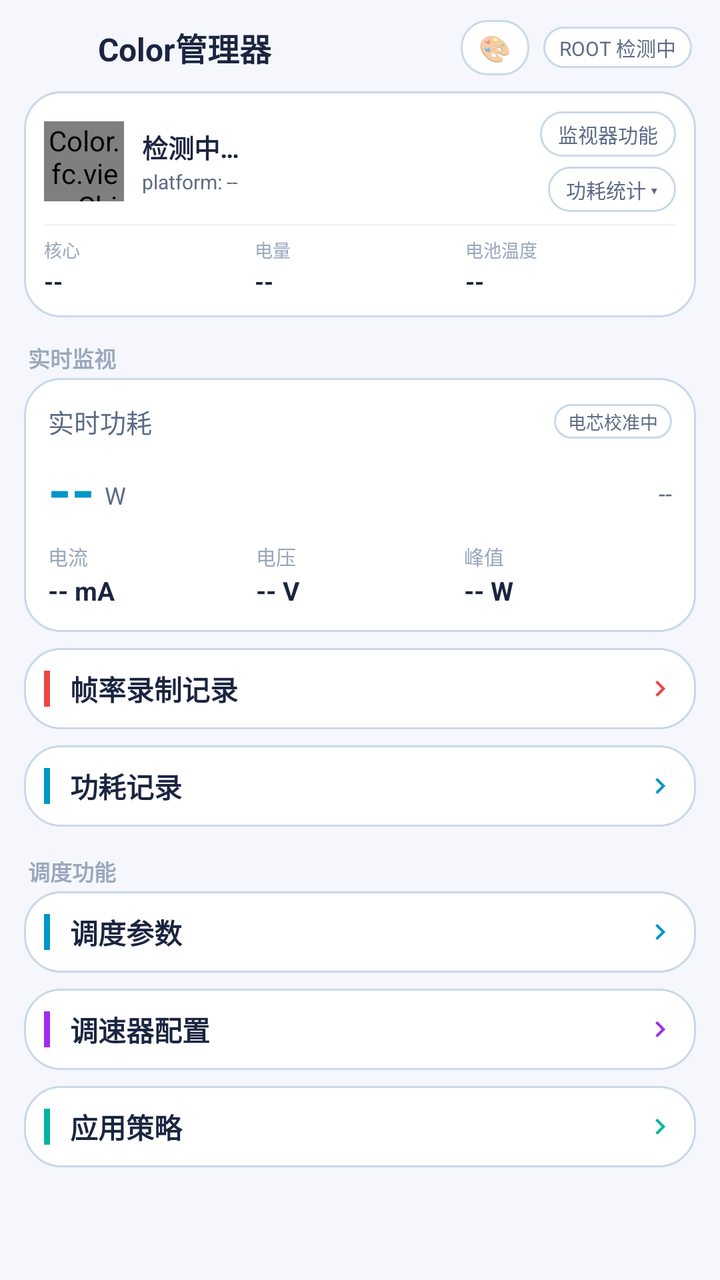
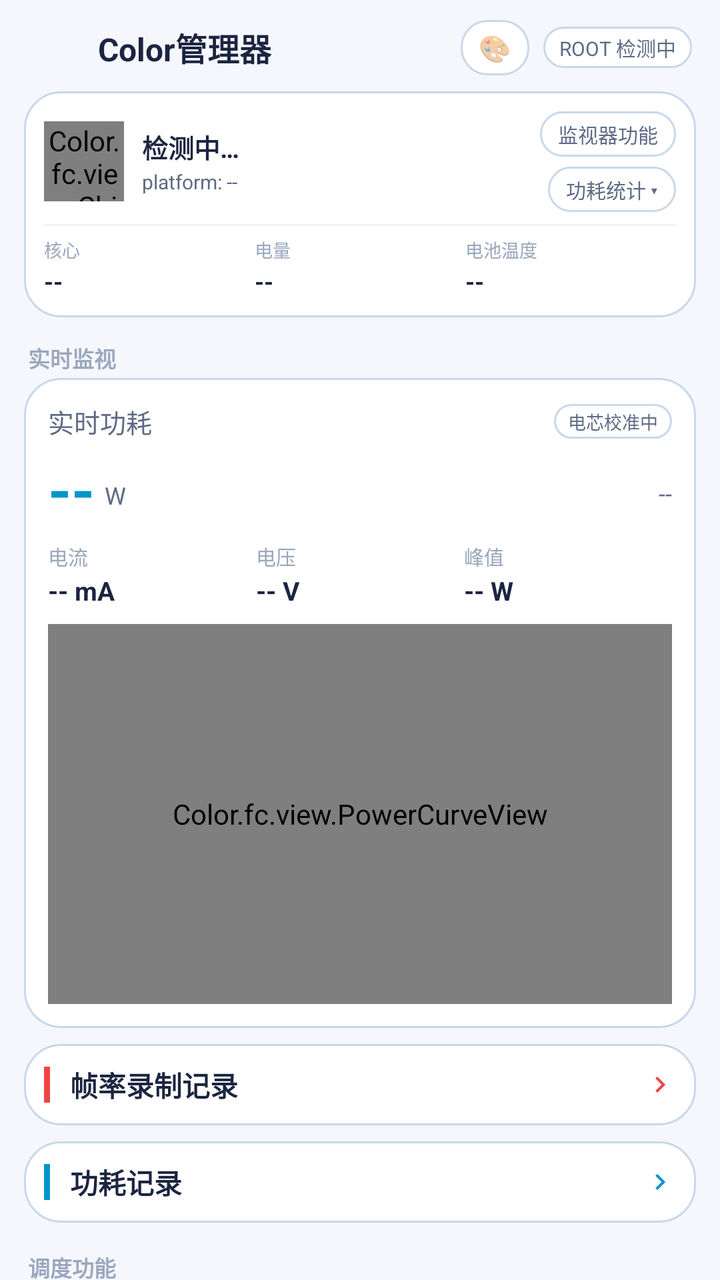

An Android layout rendered at two revisions. The XML below is the earlier revision; the diff shows what the commit changed to produce the second picture.
<!-- AndroidManifest.xml: application theme AppTheme -->
<!-- res/layout/activity_main.xml -->
<?xml version="1.0" encoding="utf-8"?>
<LinearLayout xmlns:android="http://schemas.android.com/apk/res/android"
    android:layout_width="match_parent"
    android:layout_height="match_parent"
    android:orientation="vertical">

    
    <LinearLayout
        android:layout_width="match_parent"
        android:layout_height="wrap_content"
        android:orientation="horizontal"
        android:gravity="center_vertical"
        android:paddingStart="14dp"
        android:paddingEnd="14dp"
        android:paddingTop="10dp"
        android:paddingBottom="8dp">

        <ImageView
            android:layout_width="26dp"
            android:layout_height="26dp"
            android:src="@mipmap/ic_launcher"
            android:contentDescription="@string/app_name" />

        <TextView
            android:layout_width="0dp"
            android:layout_height="wrap_content"
            android:layout_weight="1"
            android:layout_marginStart="9dp"
            android:text="@string/app_name"
            android:textColor="@color/textPrimary"
            android:textSize="16sp"
            android:textStyle="bold" />

        
        <TextView
            android:id="@+id/menuTheme"
            android:layout_width="wrap_content"
            android:layout_height="wrap_content"
            android:layout_marginEnd="7dp"
            android:background="@drawable/bg_tab"
            android:paddingStart="9dp"
            android:paddingEnd="9dp"
            android:paddingTop="5dp"
            android:paddingBottom="5dp"
            android:text="🎨"
            android:textSize="13sp"
            android:contentDescription="主题设置" />

        <TextView
            android:id="@+id/rootBadge"
            android:layout_width="wrap_content"
            android:layout_height="wrap_content"
            android:background="@drawable/bg_tab"
            android:paddingStart="8dp"
            android:paddingEnd="8dp"
            android:paddingTop="3dp"
            android:paddingBottom="3dp"
            android:text="ROOT 检测中"
            android:textColor="@color/textSecondary"
            android:textSize="10sp" />
    </LinearLayout>

    <ScrollView
        android:layout_width="match_parent"
        android:layout_height="0dp"
        android:layout_weight="1"
        android:scrollbars="none"
        android:fillViewport="true">

        <LinearLayout
            android:layout_width="match_parent"
            android:layout_height="wrap_content"
            android:orientation="vertical"
            android:paddingStart="12dp"
            android:paddingEnd="12dp"
            android:paddingBottom="20dp">

            
            <LinearLayout
                android:id="@+id/socCard"
                android:layout_width="match_parent"
                android:layout_height="wrap_content"
                android:orientation="vertical"
                android:background="@drawable/bg_card"
                android:padding="10dp">

                <LinearLayout
                    android:layout_width="match_parent"
                    android:layout_height="wrap_content"
                    android:orientation="horizontal"
                    android:gravity="center_vertical">

                    <Color.fc.view.ChipView
                        android:id="@+id/chipView"
                        android:layout_width="40dp"
                        android:layout_height="40dp" />

                    <LinearLayout
                        android:layout_width="0dp"
                        android:layout_height="wrap_content"
                        android:layout_weight="1"
                        android:layout_marginStart="9dp"
                        android:orientation="vertical">

                        <TextView
                            android:id="@+id/socMarketing"
                            android:layout_width="wrap_content"
                            android:layout_height="wrap_content"
                            android:text="检测中…"
                            android:textColor="@color/textPrimary"
                            android:textSize="13sp"
                            android:textStyle="bold" />

                        <TextView
                            android:id="@+id/socPlatform"
                            android:layout_width="wrap_content"
                            android:layout_height="wrap_content"
                            android:layout_marginTop="1dp"
                            android:text="platform: --"
                            android:textColor="@color/textSecondary"
                            android:textSize="10sp" />
                    </LinearLayout>

                    
                    <LinearLayout
                        android:layout_width="wrap_content"
                        android:layout_height="wrap_content"
                        android:layout_marginStart="8dp"
                        android:orientation="vertical"
                        android:gravity="center_horizontal|end">

                        <TextView
                            android:id="@+id/monitorToggle"
                            android:layout_width="wrap_content"
                            android:layout_height="wrap_content"
                            android:background="@drawable/bg_tab"
                            android:paddingStart="9dp"
                            android:paddingEnd="9dp"
                            android:paddingTop="4dp"
                            android:paddingBottom="4dp"
                            android:text="监视器功能"
                            android:textColor="@color/textSecondary"
                            android:textSize="10sp" />

                        <TextView
                            android:id="@+id/histToggle"
                            android:layout_width="wrap_content"
                            android:layout_height="wrap_content"
                            android:layout_marginTop="5dp"
                            android:background="@drawable/bg_tab"
                            android:paddingStart="9dp"
                            android:paddingEnd="9dp"
                            android:paddingTop="4dp"
                            android:paddingBottom="4dp"
                            android:text="功耗统计 ▾"
                            android:textColor="@color/textSecondary"
                            android:textSize="10sp" />
                    </LinearLayout>
                </LinearLayout>

                
                <LinearLayout
                    android:id="@+id/powerHistBox"
                    android:layout_width="match_parent"
                    android:layout_height="wrap_content"
                    android:layout_marginTop="8dp"
                    android:orientation="vertical"
                    android:visibility="gone">

                    <TextView
                        android:id="@+id/histHint"
                        android:layout_width="wrap_content"
                        android:layout_height="wrap_content"
                        android:text="读取中…"
                        android:textColor="@color/textSecondary"
                        android:textSize="10sp" />

                    <Color.fc.view.SparkView
                        android:id="@+id/histSpark"
                        android:layout_width="match_parent"
                        android:layout_height="54dp"
                        android:layout_marginTop="4dp" />

                    <TextView
                        android:layout_width="wrap_content"
                        android:layout_height="wrap_content"
                        android:layout_marginTop="2dp"
                        android:text="点击查看详细记录 ▸"
                        android:textColor="@color/textDim"
                        android:textSize="9sp" />
                </LinearLayout>

                <LinearLayout
                    android:layout_width="match_parent"
                    android:layout_height="1dp"
                    android:layout_marginTop="6dp"
                    android:layout_marginBottom="5dp"
                    android:background="@color/divider" />

                <LinearLayout
                    android:layout_width="match_parent"
                    android:layout_height="wrap_content"
                    android:orientation="horizontal">

                    <LinearLayout
                        android:layout_width="0dp"
                        android:layout_height="wrap_content"
                        android:layout_weight="1"
                        android:orientation="vertical">

                        <TextView
                            android:layout_width="wrap_content"
                            android:layout_height="wrap_content"
                            android:text="核心"
                            android:textColor="@color/textDim"
                            android:textSize="9sp" />

                        <TextView
                            android:id="@+id/cpuCount"
                            android:layout_width="wrap_content"
                            android:layout_height="wrap_content"
                            android:layout_marginTop="1dp"
                            android:text="--"
                            android:textColor="@color/textPrimary"
                            android:textSize="12sp"
                            android:textStyle="bold" />
                    </LinearLayout>

                    <LinearLayout
                        android:layout_width="0dp"
                        android:layout_height="wrap_content"
                        android:layout_weight="1"
                        android:orientation="vertical">

                        <TextView
                            android:layout_width="wrap_content"
                            android:layout_height="wrap_content"
                            android:text="电量"
                            android:textColor="@color/textDim"
                            android:textSize="9sp" />

                        <TextView
                            android:id="@+id/batteryLevel"
                            android:layout_width="wrap_content"
                            android:layout_height="wrap_content"
                            android:layout_marginTop="1dp"
                            android:text="--"
                            android:textColor="@color/textPrimary"
                            android:textSize="12sp"
                            android:textStyle="bold" />
                    </LinearLayout>

                    <LinearLayout
                        android:layout_width="0dp"
                        android:layout_height="wrap_content"
                        android:layout_weight="1"
                        android:orientation="vertical">

                        <TextView
                            android:layout_width="wrap_content"
                            android:layout_height="wrap_content"
                            android:text="电池温度"
                            android:textColor="@color/textDim"
                            android:textSize="9sp" />

                        <TextView
                            android:id="@+id/batteryTemp"
                            android:layout_width="wrap_content"
                            android:layout_height="wrap_content"
                            android:layout_marginTop="1dp"
                            android:text="--"
                            android:textColor="@color/textPrimary"
                            android:textSize="12sp"
                            android:textStyle="bold" />
                    </LinearLayout>
                </LinearLayout>
            </LinearLayout>

            
            <TextView
                android:layout_width="wrap_content"
                android:layout_height="wrap_content"
                android:layout_marginStart="2dp"
                android:layout_marginTop="12dp"
                android:layout_marginBottom="2dp"
                android:text="实时监视"
                android:textColor="@color/textDim"
                android:textSize="11sp"
                android:textStyle="bold" />

            
            <LinearLayout
                android:layout_width="match_parent"
                android:layout_height="wrap_content"
                android:orientation="vertical"
                android:background="@drawable/bg_card"
                android:padding="12dp">

                <LinearLayout
                    android:layout_width="match_parent"
                    android:layout_height="wrap_content"
                    android:orientation="horizontal"
                    android:gravity="center_vertical">

                    <TextView
                        android:layout_width="0dp"
                        android:layout_height="wrap_content"
                        android:layout_weight="1"
                        android:text="实时功耗"
                        android:textColor="@color/textSecondary"
                        android:textSize="13sp" />

                    <TextView
                        android:id="@+id/cellBadge"
                        android:layout_width="wrap_content"
                        android:layout_height="wrap_content"
                        android:background="@drawable/bg_tab"
                        android:paddingStart="7dp"
                        android:paddingEnd="7dp"
                        android:paddingTop="2dp"
                        android:paddingBottom="2dp"
                        android:text="电芯校准中"
                        android:textColor="@color/textSecondary"
                        android:textSize="9sp" />
                </LinearLayout>

                <LinearLayout
                    android:layout_width="match_parent"
                    android:layout_height="wrap_content"
                    android:orientation="horizontal"
                    android:layout_marginTop="4dp"
                    android:gravity="center_vertical|bottom">

                    <TextView
                        android:id="@+id/powerValue"
                        android:layout_width="wrap_content"
                        android:layout_height="wrap_content"
                        android:text="--"
                        android:textColor="@color/accent"
                        android:textSize="30sp"
                        android:textStyle="bold" />

                    <TextView
                        android:layout_width="wrap_content"
                        android:layout_height="wrap_content"
                        android:layout_marginStart="5dp"
                        android:layout_marginBottom="4dp"
                        android:text="W"
                        android:textColor="@color/textSecondary"
                        android:textSize="12sp" />

                    <View
                        android:layout_width="0dp"
                        android:layout_height="1dp"
                        android:layout_weight="1" />

                    <TextView
                        android:id="@+id/powerStatus"
                        android:layout_width="wrap_content"
                        android:layout_height="wrap_content"
                        android:layout_marginBottom="5dp"
                        android:text="--"
                        android:textColor="@color/textSecondary"
                        android:textSize="12sp" />
                </LinearLayout>

                <LinearLayout
                    android:layout_width="match_parent"
                    android:layout_height="wrap_content"
                    android:orientation="horizontal"
                    android:layout_marginTop="6dp">

                    <LinearLayout
                        android:layout_width="0dp"
                        android:layout_height="wrap_content"
                        android:layout_weight="1"
                        android:orientation="vertical">

                        <TextView
                            android:layout_width="wrap_content"
                            android:layout_height="wrap_content"
                            android:text="电流"
                            android:textColor="@color/textDim"
                            android:textSize="10sp" />

                        <TextView
                            android:id="@+id/currentValue"
                            android:layout_width="wrap_content"
                            android:layout_height="wrap_content"
                            android:layout_marginTop="1dp"
                            android:text="-- mA"
                            android:textColor="@color/textPrimary"
                            android:textSize="13sp"
                            android:textStyle="bold" />
                    </LinearLayout>

                    <LinearLayout
                        android:layout_width="0dp"
                        android:layout_height="wrap_content"
                        android:layout_weight="1"
                        android:orientation="vertical">

                        <TextView
                            android:layout_width="wrap_content"
                            android:layout_height="wrap_content"
                            android:text="电压"
                            android:textColor="@color/textDim"
                            android:textSize="10sp" />

                        <TextView
                            android:id="@+id/voltageValue"
                            android:layout_width="wrap_content"
                            android:layout_height="wrap_content"
                            android:layout_marginTop="1dp"
                            android:text="-- V"
                            android:textColor="@color/textPrimary"
                            android:textSize="13sp"
                            android:textStyle="bold" />
                    </LinearLayout>

                    <LinearLayout
                        android:layout_width="0dp"
                        android:layout_height="wrap_content"
                        android:layout_weight="1"
                        android:orientation="vertical">

                        <TextView
                            android:layout_width="wrap_content"
                            android:layout_height="wrap_content"
                            android:text="峰值"
                            android:textColor="@color/textDim"
                            android:textSize="10sp" />

                        <TextView
                            android:id="@+id/peakValue"
                            android:layout_width="wrap_content"
                            android:layout_height="wrap_content"
                            android:layout_marginTop="1dp"
                            android:text="-- W"
                            android:textColor="@color/textPrimary"
                            android:textSize="13sp"
                            android:textStyle="bold" />
                    </LinearLayout>
                </LinearLayout>
            </LinearLayout>

            
            <LinearLayout
                android:id="@+id/menuFrameRecords"
                android:layout_width="match_parent"
                android:layout_height="wrap_content"
                android:layout_marginTop="8dp"
                android:orientation="horizontal"
                android:gravity="center_vertical"
                android:background="@drawable/bg_card"
                android:padding="10dp">

                <View
                    android:layout_width="3dp"
                    android:layout_height="18dp"
                    android:background="#EF4444" />

                <TextView
                    android:layout_width="0dp"
                    android:layout_height="wrap_content"
                    android:layout_weight="1"
                    android:layout_marginStart="10dp"
                    android:text="帧率录制记录"
                    android:textColor="@color/textPrimary"
                    android:textSize="14sp"
                    android:textStyle="bold" />

                <ImageView
                    android:layout_width="16dp"
                    android:layout_height="16dp"
                    android:src="@drawable/ic_arrow_right"
                    android:tint="#EF4444"
                    android:contentDescription="帧率录制记录" />
            </LinearLayout>

            
            <LinearLayout
                android:id="@+id/menuPowerRecords"
                android:layout_width="match_parent"
                android:layout_height="wrap_content"
                android:layout_marginTop="8dp"
                android:orientation="horizontal"
                android:gravity="center_vertical"
                android:background="@drawable/bg_card"
                android:padding="10dp">

                <View
                    android:layout_width="3dp"
                    android:layout_height="18dp"
                    android:background="@color/accent" />

                <TextView
                    android:layout_width="0dp"
                    android:layout_height="wrap_content"
                    android:layout_weight="1"
                    android:layout_marginStart="10dp"
                    android:text="功耗记录"
                    android:textColor="@color/textPrimary"
                    android:textSize="14sp"
                    android:textStyle="bold" />

                <ImageView
                    android:layout_width="16dp"
                    android:layout_height="16dp"
                    android:src="@drawable/ic_arrow_right"
                    android:tint="@color/accent"
                    android:contentDescription="功耗记录" />
            </LinearLayout>

            
            <TextView
                android:layout_width="wrap_content"
                android:layout_height="wrap_content"
                android:layout_marginStart="2dp"
                android:layout_marginTop="14dp"
                android:layout_marginBottom="2dp"
                android:text="调度功能"
                android:textColor="@color/textDim"
                android:textSize="11sp"
                android:textStyle="bold" />

            
            <LinearLayout
                android:id="@+id/menuSchedule"
                android:layout_width="match_parent"
                android:layout_height="wrap_content"
                android:orientation="horizontal"
                android:gravity="center_vertical"
                android:background="@drawable/bg_card"
                android:padding="10dp">

                <View
                    android:layout_width="3dp"
                    android:layout_height="18dp"
                    android:background="@color/accent" />

                <TextView
                    android:layout_width="0dp"
                    android:layout_height="wrap_content"
                    android:layout_weight="1"
                    android:layout_marginStart="10dp"
                    android:text="调度参数"
                    android:textColor="@color/textPrimary"
                    android:textSize="14sp"
                    android:textStyle="bold" />

                <ImageView
                    android:layout_width="16dp"
                    android:layout_height="16dp"
                    android:src="@drawable/ic_arrow_right"
                    android:tint="@color/accent"
                    android:contentDescription="调度参数" />
            </LinearLayout>

            
            <LinearLayout
                android:id="@+id/menuGovernor"
                android:layout_width="match_parent"
                android:layout_height="wrap_content"
                android:layout_marginTop="8dp"
                android:orientation="horizontal"
                android:gravity="center_vertical"
                android:background="@drawable/bg_card"
                android:padding="10dp">

                <View
                    android:layout_width="3dp"
                    android:layout_height="18dp"
                    android:background="@color/magenta" />

                <TextView
                    android:layout_width="0dp"
                    android:layout_height="wrap_content"
                    android:layout_weight="1"
                    android:layout_marginStart="10dp"
                    android:text="调速器配置"
                    android:textColor="@color/textPrimary"
                    android:textSize="14sp"
                    android:textStyle="bold" />

                <ImageView
                    android:layout_width="16dp"
                    android:layout_height="16dp"
                    android:src="@drawable/ic_arrow_right"
                    android:tint="@color/magenta"
                    android:contentDescription="调速器配置" />
            </LinearLayout>

            
            <LinearLayout
                android:id="@+id/menuMode"
                android:layout_width="match_parent"
                android:layout_height="wrap_content"
                android:layout_marginTop="8dp"
                android:orientation="horizontal"
                android:gravity="center_vertical"
                android:background="@drawable/bg_card"
                android:padding="10dp">

                <View
                    android:layout_width="3dp"
                    android:layout_height="18dp"
                    android:background="@color/green" />

                <TextView
                    android:layout_width="0dp"
                    android:layout_height="wrap_content"
                    android:layout_weight="1"
                    android:layout_marginStart="10dp"
                    android:text="应用策略"
                    android:textColor="@color/textPrimary"
                    android:textSize="14sp"
                    android:textStyle="bold" />

                <ImageView
                    android:layout_width="16dp"
                    android:layout_height="16dp"
                    android:src="@drawable/ic_arrow_right"
                    android:tint="@color/green"
                    android:contentDescription="应用策略" />
            </LinearLayout>
        </LinearLayout>
    </ScrollView>
</LinearLayout>
<!-- resources referenced by this layout -->
<resources>
  <color name="accent">#0096C8</color>
  <color name="divider">#EFF2F8</color>
  <color name="green">#00B5A3</color>
  <color name="magenta">#A02CF0</color>
  <color name="textDim">#9AA7BD</color>
  <color name="textPrimary">#1B2540</color>
  <color name="textSecondary">#5D6B85</color>
  <!-- drawable bg_card (drawable) -->
  <?xml version="1.0" encoding="utf-8"?>
  <shape xmlns:android="http://schemas.android.com/apk/res/android">
      <solid android:color="@color/bgCard" />
      <corners android:radius="18dp" />
      <stroke android:width="1dp" android:color="@color/bgCardStroke" />
  </shape>
  <!-- drawable bg_tab (drawable) -->
  <?xml version="1.0" encoding="utf-8"?>
  <shape xmlns:android="http://schemas.android.com/apk/res/android">
      <solid android:color="@color/bgCard" />
      <corners android:radius="13dp" />
      <stroke android:width="1dp" android:color="@color/bgCardStroke" />
  </shape>
  <!-- drawable ic_arrow_right (drawable) -->
  <?xml version="1.0" encoding="utf-8"?>
  <vector xmlns:android="http://schemas.android.com/apk/res/android"
      android:width="24dp" android:height="24dp"
      android:viewportWidth="24" android:viewportHeight="24">
      <path android:fillColor="#5D6B85"
          android:pathData="M8.59,16.59L13.17,12 8.59,7.41 10,6l6,6 -6,6z" />
  </vector>
  <!-- mipmap ic_launcher (mipmap-anydpi-v26) -->
  <?xml version="1.0" encoding="utf-8"?>
  <adaptive-icon xmlns:android="http://schemas.android.com/apk/res/android">
      <background android:drawable="@drawable/ic_launcher_bg" />
      <foreground android:drawable="@drawable/ic_launcher_fg" />
  </adaptive-icon>
  <string name="app_name">Color管理器</string>
  <style name="AppTheme" parent="android:Theme.Material.Light.NoActionBar">
          <item name="android:windowIsTranslucent">true</item>
          <item name="android:windowBackground">@color/bg</item>
          <item name="android:colorPrimary">@color/accent</item>
          <item name="android:colorAccent">@color/accent</item>
          <item name="android:statusBarColor">@color/bg</item>
          <item name="android:navigationBarColor">@color/bg</item>
          
          <item name="android:enforceStatusBarContrast">false</item>
          <item name="android:enforceNavigationBarContrast">false</item>
          <item name="android:windowLightStatusBar">true</item>
          <item name="android:colorControlActivated">@color/accent</item>
          <item name="android:colorControlNormal">@color/textDim</item>
      </style>
  <color name="bgCard">#FFFFFF</color>
  <color name="bgCardStroke">#C9D8EA</color>
  <!-- drawable ic_launcher_bg (drawable) -->
  <?xml version="1.0" encoding="utf-8"?>
  <shape xmlns:android="http://schemas.android.com/apk/res/android">
      <solid android:color="#FFFFFF" />
  </shape>
  <!-- drawable ic_launcher_fg: vector/xml drawable (drawable, 4002 chars, omitted) -->
  <color name="bg">#F5F7FC</color>
</resources>

<!-- the commit's change to res/layout/activity_main.xml (unified diff, before → after) -->
@@ -442,6 +442,13 @@
                             android:textStyle="bold" />
                     </LinearLayout>
                 </LinearLayout>
+
+                
+                <Color.fc.view.PowerCurveView
+                    android:id="@+id/powerCurve"
+                    android:layout_width="match_parent"
+                    android:layout_height="190dp"
+                    android:layout_marginTop="8dp" />
             </LinearLayout>
 
             
